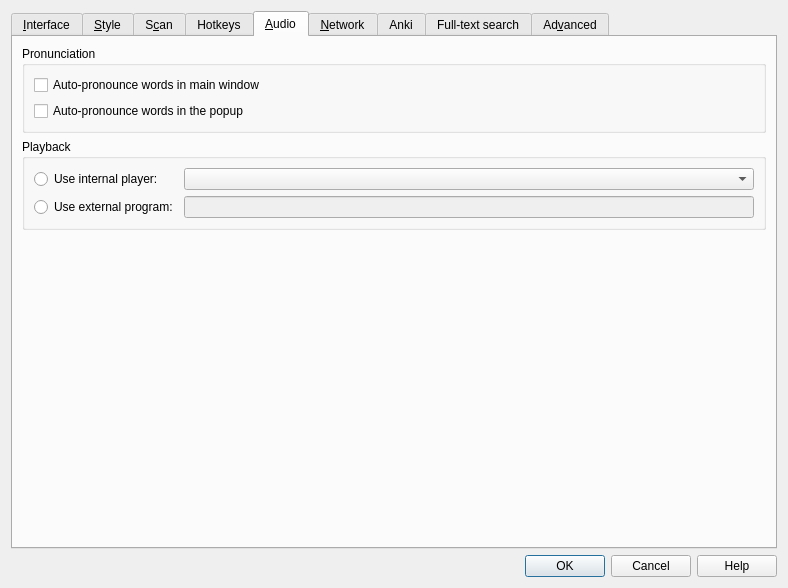
First picture: the form in src/ui/preferences.ui, repository xiaoyifang/goldendict-ng, before the edit.
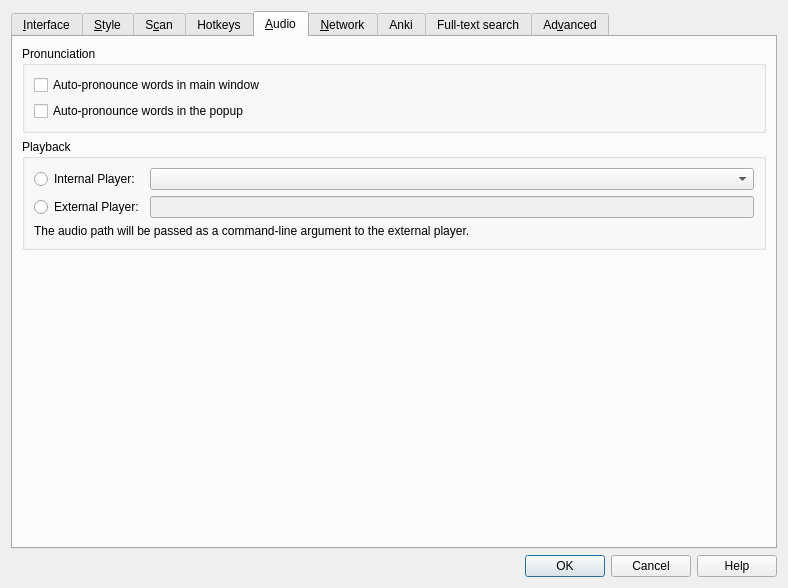
Second picture: the form after the edit. The open tabs and pages were chosen to show the change. Icons and pictures are not drawn.

Commit message:
feat: Add hint text for external audio player configuration
- Add hint label below external player input field to explain usage
- Include link to documentation: https://xiaoyifang.github.io/goldendict-ng/ui_audioengine/
- Use palette-based color for dark mode compatibility
- Set font size slightly smaller than default

```diff
--- a/src/ui/preferences.ui
+++ b/src/ui/preferences.ui
@@ -1002,7 +1002,7 @@
              <string>Play audio files via built-in audio support</string>
             </property>
             <property name="text">
-             <string>Use internal player:</string>
+             <string>Internal Player:</string>
             </property>
            </widget>
           </item>
@@ -1019,7 +1019,7 @@
              <string>Use any external program to play audio files</string>
             </property>
             <property name="text">
-             <string>Use external program:</string>
+             <string>External Player:</string>
             </property>
            </widget>
           </item>
@@ -1033,6 +1033,19 @@
             </property>
            </widget>
           </item>
+          <item row="2" column="0" colspan="2">
+           <widget class="QLabel" name="externalPlayerHint">
+            <property name="text">
+             <string>The audio path will be passed as a command-line argument to the external player. <a href="https://xiaoyifang.github.io/goldendict-ng/ui_audioengine/">View detailed configuration guide</a></string>
+            </property>
+            <property name="textFormat">
+             <enum>Qt::RichText</enum>
+            </property>
+            <property name="wordWrap">
+             <bool>true</bool>
+            </property>
+           </widget>
+          </item>
          </layout>
         </widget>
        </item>
```
Left out of the diff: 2 changed lines with no effect on the pictures. The commit also changes 3 other files.
